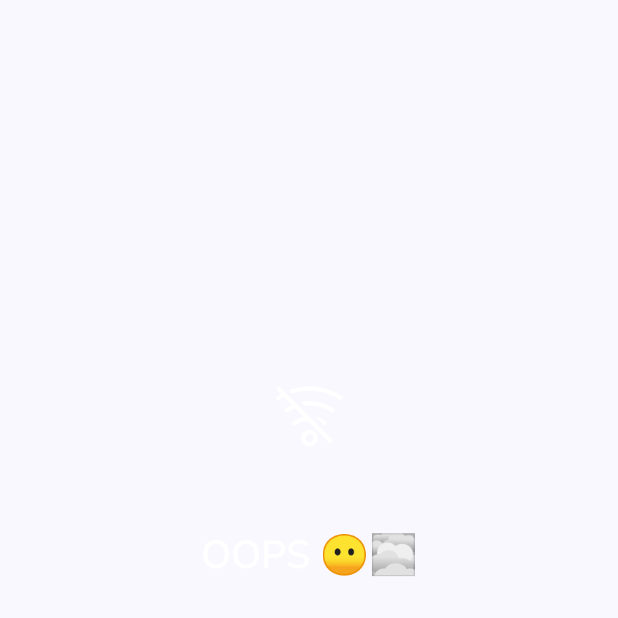
After one commit to Jeyagurunathang/Amphibian, an Android app built with Jetpack Compose: the composable ErrorScreen shown on its own in the app's theme, on a phone screen of 412 x 824 dp, the top half of it. The commit adds this screen. Run offline under Robolectric (Android 15) with nearby library versions, the phone set to English and light mode, and no system bars.

Commit message:
implemented error screen and app completed

```diff
--- a/app/src/main/java/com/example/amphibian/MainActivity.kt
+++ b/app/src/main/java/com/example/amphibian/MainActivity.kt
@@ -4,6 +4,13 @@ import android.os.Bundle
 import androidx.activity.ComponentActivity
 import androidx.activity.compose.setContent
 import androidx.activity.enableEdgeToEdge
+import androidx.compose.animation.AnimatedContentTransitionScope
+import androidx.compose.animation.core.LinearEasing
+import androidx.compose.animation.core.Spring
+import androidx.compose.animation.core.spring
+import androidx.compose.animation.core.tween
+import androidx.compose.animation.slideInHorizontally
+import androidx.compose.animation.slideOutHorizontally
 import androidx.compose.foundation.layout.Column
 import androidx.compose.foundation.layout.fillMaxSize
 import androidx.compose.foundation.layout.padding
@@ -44,7 +51,15 @@ class MainActivity : ComponentActivity() {
                         navController = navController,
                         startDestination = AmphibianScreens.HOME.name
                     ) {
-                        composable(route = AmphibianScreens.HOME.name) {
+                        composable(
+                            route = AmphibianScreens.HOME.name,
+                            exitTransition = {
+                                slideOutHorizontally(animationSpec = tween(500))
+                            },
+                            popEnterTransition = {
+                                slideInHorizontally(animationSpec = tween(500))
+                            }
+                        ) {
                             AmphibianApp(
                                 modifier = Modifier.padding(horizontal = dimensionResource(R.dimen.app_side_padding)),
                                 amphibianViewModel = amphibianViewModel,
@@ -56,7 +71,21 @@ class MainActivity : ComponentActivity() {
                             )
                         }
 
-                        composable(route = AmphibianScreens.DETAILS.name) {
+                        composable(
+                            route = AmphibianScreens.DETAILS.name,
+                            enterTransition = {
+                                slideIntoContainer(
+                                    towards = AnimatedContentTransitionScope.SlideDirection.Left,
+                                    tween(500)
+                                )
+                            },
+                            popExitTransition = {
+                                slideOutOfContainer(
+                                    towards = AnimatedContentTransitionScope.SlideDirection.Right,
+                                    animationSpec = tween(500)
+                                )
+                            }
+                        ) {
                             AmphibianDetailScreen(
                                 amphibianData = amphibianViewModel.selectedAmphibian,
                                 onBackArrowPressed = { navController.navigateUp() }
--- a/app/src/main/java/com/example/amphibian/ui/uilayer/AmphibianApp.kt
+++ b/app/src/main/java/com/example/amphibian/ui/uilayer/AmphibianApp.kt
@@ -14,6 +14,7 @@ import androidx.compose.ui.res.stringResource
 import androidx.lifecycle.viewmodel.compose.viewModel
 import com.example.amphibian.R
 import com.example.amphibian.network.AmphibianData
+import com.example.amphibian.ui.uilayer.components.ErrorScreen
 import com.example.amphibian.ui.uilayer.components.LoadingScreen
 import com.example.amphibian.uistate.AmphibianUiState
 import com.example.amphibian.viewmodel.AmphibianViewModel
@@ -37,7 +38,7 @@ fun AmphibianApp(
 
             is AmphibianUiState.Loading -> { LoadingScreen(modifier = Modifier.fillMaxSize()) }
 
-            is AmphibianUiState.Error -> { Text(text = "Error") }
+            is AmphibianUiState.Error -> { ErrorScreen() }
         }
     }
 }
--- /dev/null
+++ b/app/src/main/java/com/example/amphibian/ui/uilayer/components/ErrorScreen.kt
@@ -0,0 +1,59 @@
+package com.example.amphibian.ui.uilayer.components
+
+import androidx.compose.foundation.Image
+import androidx.compose.foundation.layout.Arrangement
+import androidx.compose.foundation.layout.Column
+import androidx.compose.foundation.layout.Spacer
+import androidx.compose.foundation.layout.fillMaxSize
+import androidx.compose.foundation.layout.height
+import androidx.compose.foundation.layout.padding
+import androidx.compose.foundation.layout.size
+import androidx.compose.material.icons.Icons
+import androidx.compose.material3.MaterialTheme
+import androidx.compose.material3.Text
+import androidx.compose.runtime.Composable
+import androidx.compose.ui.Alignment
+import androidx.compose.ui.Modifier
+import androidx.compose.ui.graphics.Color
+import androidx.compose.ui.graphics.ColorFilter
+import androidx.compose.ui.res.dimensionResource
+import androidx.compose.ui.res.painterResource
+import androidx.compose.ui.res.stringResource
+import androidx.compose.ui.text.style.TextAlign
+import androidx.compose.ui.tooling.preview.Preview
+import androidx.compose.ui.unit.dp
+import com.example.amphibian.R
+import com.example.amphibian.ui.theme.AmphibianTheme
+
+@Composable
+fun ErrorScreen(modifier: Modifier = Modifier) {
+    Column (
+        modifier = Modifier.fillMaxSize().padding(horizontal = dimensionResource(R.dimen.app_side_padding)),
+        verticalArrangement = Arrangement.Center,
+        horizontalAlignment = Alignment.CenterHorizontally
+    ) {
+        Image(
+            painter = painterResource(R.drawable.no_wifi),
+            contentDescription = stringResource(R.string.no_signal),
+            modifier = Modifier.size(dimensionResource(R.dimen.error_icon)),
+            colorFilter = ColorFilter.tint(MaterialTheme.colorScheme.onSecondary)
+        )
+
+        Spacer(modifier = Modifier.height(dimensionResource(R.dimen.error_screen_dividing_space)))
+
+        Text(
+            text = stringResource(R.string.no_internet_heading),
+            style = MaterialTheme.typography.headlineMedium,
+            color = MaterialTheme.colorScheme.onSecondary
+        )
+
+        Spacer(modifier = Modifier.height(dimensionResource(R.dimen.error_screen_dividing_space)))
+
+        Text(
+            text = stringResource(R.string.no_internet_description),
+            style = MaterialTheme.typography.bodyMedium,
+            color = MaterialTheme.colorScheme.onSecondary,
+            textAlign = TextAlign.Center
+        )
+    }
+}
--- /dev/null
+++ b/app/src/main/res/drawable-nodpi/no_wifi.xml
@@ -0,0 +1,25 @@
+<vector xmlns:android="http://schemas.android.com/apk/res/android"
+    android:width="800dp"
+    android:height="800dp"
+    android:viewportWidth="36"
+    android:viewportHeight="36">
+  <path
+      android:pathData="M18,24.42a4,4 0,1 0,4 4A4,4 0,0 0,18 24.42ZM18,30.42a2,2 0,1 1,2 -2A2,2 0,0 1,18 30.42Z"
+      android:fillColor="#000000"/>
+  <path
+      android:pathData="M26.21,21.85a1,1 0,0 0,-0.23 -1.4,13.56 13.56,0 0,0 -5,-2.23l3.87,3.87A1,1 0,0 0,26.21 21.85Z"
+      android:fillColor="#000000"/>
+  <path
+      android:pathData="M18.05,10.72a20.88,20.88 0,0 0,-4.16 0.43l1.74,1.74a19,19 0,0 1,2.42 -0.17A18.76,18.76 0,0 1,28.64 16a1,1 0,0 0,1.12 -1.65A20.75,20.75 0,0 0,18.05 10.72Z"
+      android:fillColor="#000000"/>
+  <path
+      android:pathData="M33.55,8.2A28.11,28.11 0,0 0,8.11 5.36L9.69,6.93A26,26 0,0 1,32.45 9.87a1,1 0,0 0,1.1 -1.67Z"
+      android:fillColor="#000000"/>
+  <path
+      android:pathData="M1.84,4.75 L4.27,7.18c-0.62,0.34 -1.23,0.7 -1.83,1.1A1,1 0,1 0,3.56 9.94C4.26,9.47 5,9 5.74,8.65l3.87,3.87A20.59,20.59 0,0 0,6.23 14.4,1 1,0 0,0 7.36,16a18.82,18.82 0,0 1,3.77 -2l4.16,4.16A13.51,13.51 0,0 0,10 20.55a1,1 0,0 0,1.18 1.61A11.52,11.52 0,0 1,17 20l10.8,10.8 1.41,-1.41 -26,-26Z"
+      android:fillColor="#000000"/>
+  <path
+      android:pathData="M0,0h36v36h-36z"
+      android:fillColor="#000000"
+      android:fillAlpha="0"/>
+</vector>
--- a/app/src/main/res/values/dimen.xml
+++ b/app/src/main/res/values/dimen.xml
@@ -15,4 +15,7 @@
     <dimen name="back_arrow">20.dp</dimen>
 
     <dimen name="loader_width">16.dp</dimen>
+
+    <dimen name="error_icon">50.dp</dimen>
+    <dimen name="error_screen_dividing_space">50.dp</dimen>
 </resources>
--- a/app/src/main/res/values/strings.xml
+++ b/app/src/main/res/values/strings.xml
@@ -1,3 +1,7 @@
 <resources>
     <string name="app_name">Amphibian</string>
+
+    <string name="no_signal">No Signal</string>
+    <string name="no_internet_description">No internet connection was found. Check your Internet connection.</string>
+    <string name="no_internet_heading">OOPS 😶‍🌫️</string>
 </resources>
```
